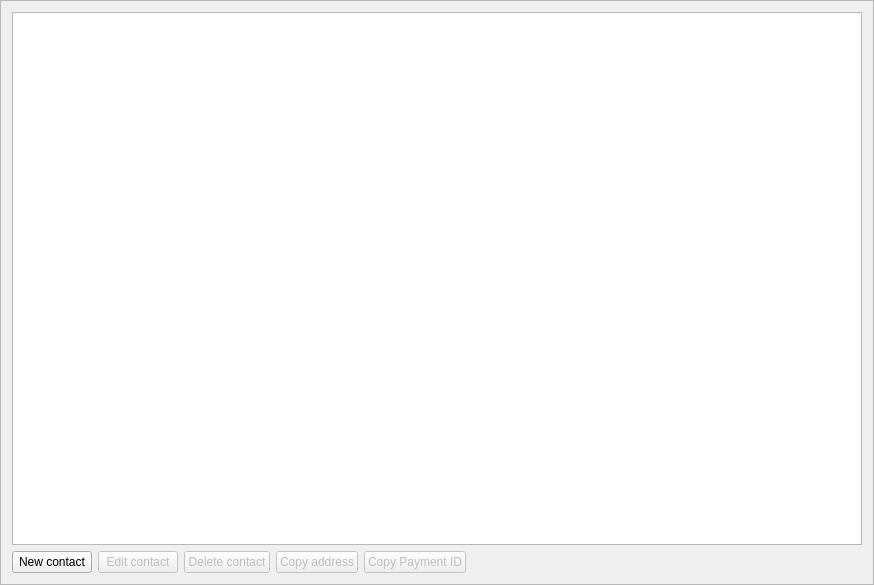
The window that src/gui/ui/addressbookframe.ui (aejontargaryen/FanGoldWallet) describes before a commit, drawn with Qt 5.
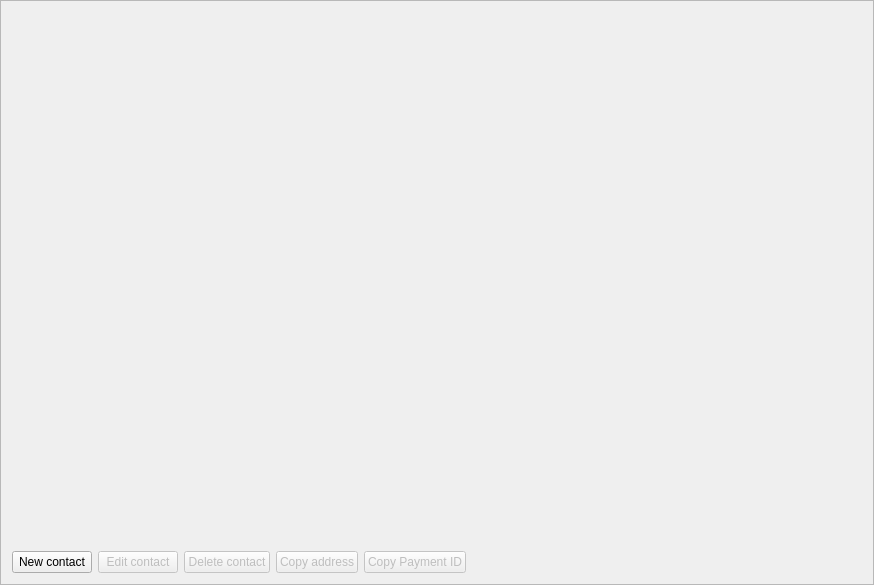
The same window after the commit. Icons and pictures are not drawn.

Patch:
```diff
--- a/src/gui/ui/addressbookframe.ui
+++ b/src/gui/ui/addressbookframe.ui
@@ -22,8 +22,153 @@
   <layout class="QVBoxLayout" name="verticalLayout">
    <item>
     <widget class="QTreeView" name="m_addressBookView">
-     <property name="sizeAdjustPolicy">
-      <enum>QAbstractScrollArea::AdjustToContents</enum>
+     <property name="palette">
+      <palette>
+       <active>
+        <colorrole role="Button">
+         <brush brushstyle="SolidPattern">
+          <color alpha="0">
+           <red>0</red>
+           <green>0</green>
+           <blue>0</blue>
+          </color>
+         </brush>
+        </colorrole>
+        <colorrole role="Light">
+         <brush brushstyle="SolidPattern">
+          <color alpha="255">
+           <red>173</red>
+           <green>173</green>
+           <blue>173</blue>
+          </color>
+         </brush>
+        </colorrole>
+        <colorrole role="Base">
+         <brush brushstyle="NoBrush">
+          <color alpha="255">
+           <red>0</red>
+           <green>0</green>
+           <blue>0</blue>
+          </color>
+         </brush>
+        </colorrole>
+        <colorrole role="Window">
+         <brush brushstyle="SolidPattern">
+          <color alpha="0">
+           <red>0</red>
+           <green>0</green>
+           <blue>0</blue>
+          </color>
+         </brush>
+        </colorrole>
+        <colorrole role="AlternateBase">
+         <brush brushstyle="SolidPattern">
+          <color alpha="255">
+           <red>166</red>
+           <green>166</green>
+           <blue>166</blue>
+          </color>
+         </brush>
+        </colorrole>
+       </active>
+       <inactive>
+        <colorrole role="Button">
+         <brush brushstyle="SolidPattern">
+          <color alpha="0">
+           <red>0</red>
+           <green>0</green>
+           <blue>0</blue>
+          </color>
+         </brush>
+        </colorrole>
+        <colorrole role="Light">
+         <brush brushstyle="SolidPattern">
+          <color alpha="255">
+           <red>173</red>
+           <green>173</green>
+           <blue>173</blue>
+          </color>
+         </brush>
+        </colorrole>
+        <colorrole role="Base">
+         <brush brushstyle="NoBrush">
+          <color alpha="255">
+           <red>0</red>
+           <green>0</green>
+           <blue>0</blue>
+          </color>
+         </brush>
+        </colorrole>
+        <colorrole role="Window">
+         <brush brushstyle="SolidPattern">
+          <color alpha="0">
+           <red>0</red>
+           <green>0</green>
+           <blue>0</blue>
+          </color>
+         </brush>
+        </colorrole>
+        <colorrole role="AlternateBase">
+         <brush brushstyle="SolidPattern">
+          <color alpha="255">
+           <red>166</red>
+           <green>166</green>
+           <blue>166</blue>
+          </color>
+         </brush>
+        </colorrole>
+       </inactive>
+       <disabled>
+        <colorrole role="Button">
+         <brush brushstyle="SolidPattern">
+          <color alpha="0">
+           <red>0</red>
+           <green>0</green>
+           <blue>0</blue>
+          </color>
+         </brush>
+        </colorrole>
+        <colorrole role="Light">
+         <brush brushstyle="SolidPattern">
+          <color alpha="255">
+           <red>173</red>
+           <green>173</green>
+           <blue>173</blue>
+          </color>
+         </brush>
+        </colorrole>
+        <colorrole role="Base">
+         <brush brushstyle="NoBrush">
+          <color alpha="255">
+           <red>0</red>
+           <green>0</green>
+           <blue>0</blue>
+          </color>
+         </brush>
+        </colorrole>
+        <colorrole role="Window">
+         <brush brushstyle="SolidPattern">
+          <color alpha="0">
+           <red>0</red>
+           <green>0</green>
+           <blue>0</blue>
+          </color>
+         </brush>
+        </colorrole>
+        <colorrole role="AlternateBase">
+         <brush brushstyle="SolidPattern">
+          <color alpha="255">
+           <red>166</red>
+           <green>166</green>
+           <blue>166</blue>
+          </color>
+         </brush>
+        </colorrole>
+       </disabled>
+      </palette>
+     </property>
+     <property name="styleSheet">
+      <string notr="true">background: transparent;</string>
      </property>
      <property name="alternatingRowColors">
       <bool>true</bool>
```
Left out of the diff: 15 changed lines with no effect on the pictures.
